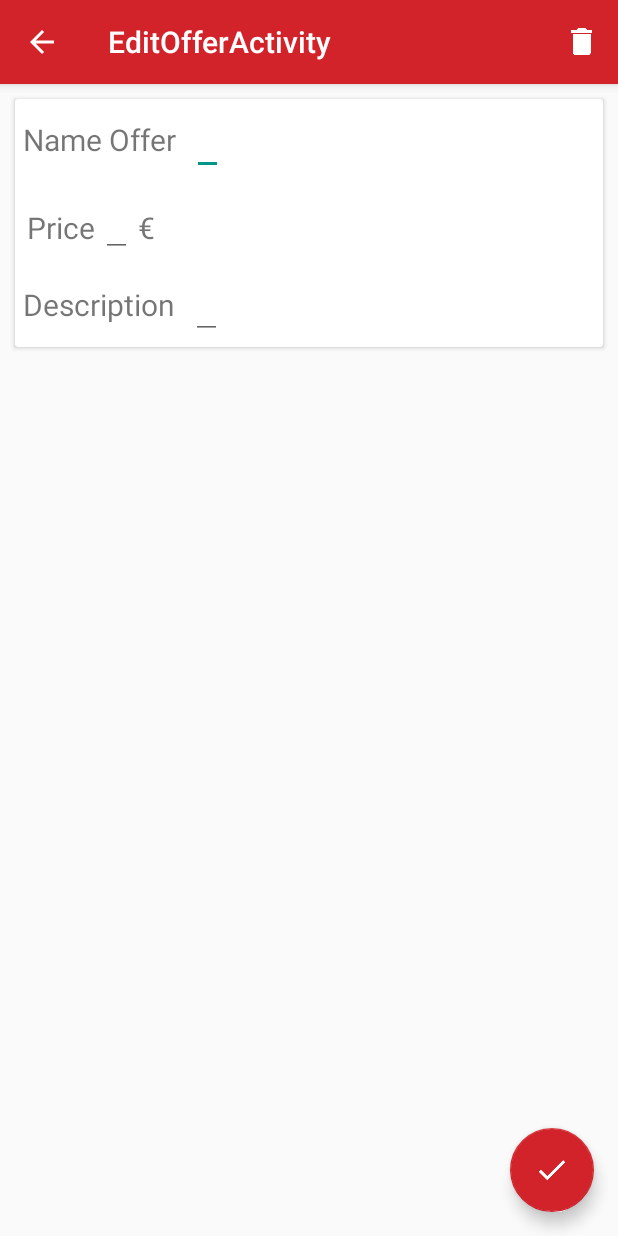
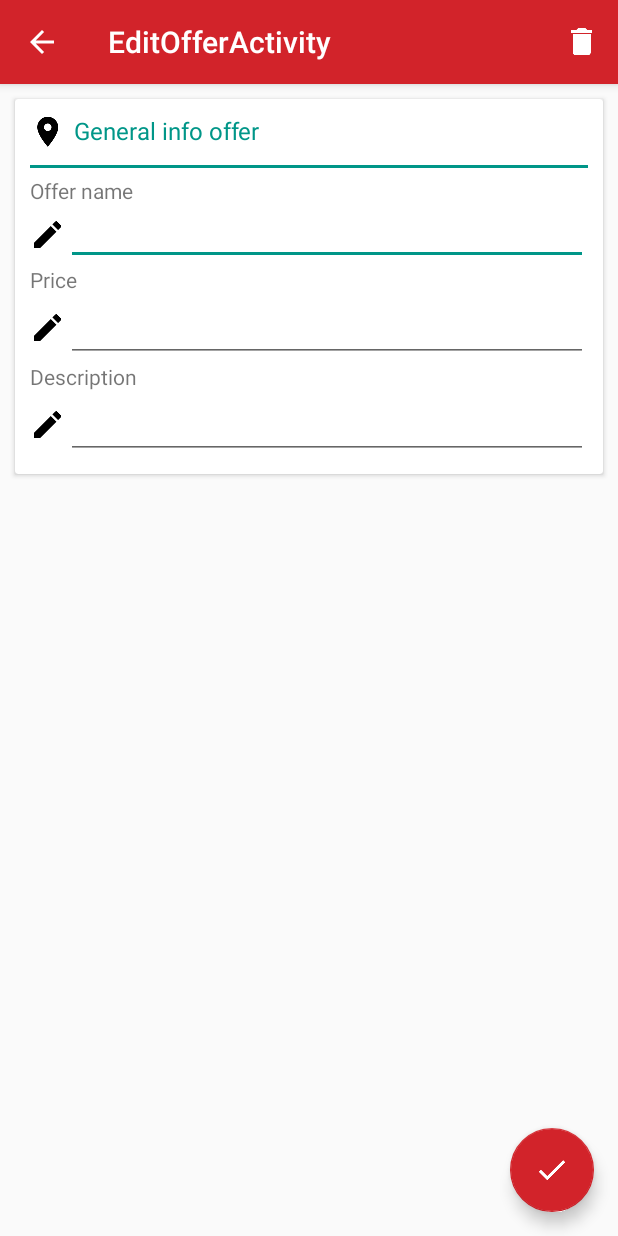
Before and after one commit to Ricoblack/Lab4, an Android app: the EditOfferActivity screen opened directly, with no data from a screen before it, on a phone screen of 412 x 824 dp. Run offline under Robolectric (Android 15) with nearby library versions, the phone set to English and light mode, and no system bars; our stand-ins replace Firebase (no records; nobody signed in at launch, a user with empty details on screens opened directly).

Commit message:
edit offer figa

```diff
--- a/app/src/main/res/layout/edit_offer_activity.xml
+++ b/app/src/main/res/layout/edit_offer_activity.xml
@@ -28,12 +28,14 @@
 
         </android.support.design.widget.AppBarLayout>
 
+
         <android.support.v7.widget.CardView
             xmlns:android="http://schemas.android.com/apk/res/android"
             xmlns:card_view = "http://schemas.android.com/apk/res-auto"
-            android:id="@+id/dailyOfferGeneralInfo"
+            android:id="@+id/restaurantGeneralInfo"
             android:layout_width="match_parent"
             android:layout_height="wrap_content"
+            android:orientation = "horizontal"
             card_view:cardCornerRadius="2dp"
             android:layout_margin="10dp"
             >
@@ -41,95 +43,113 @@
             <LinearLayout
                 android:layout_width="match_parent"
                 android:layout_height="wrap_content"
-                android:orientation="vertical">
+                android:orientation="vertical"
+                android:padding="10dp"
+                >
+
+                <TextView
+                    android:layout_width="match_parent"
+                    android:layout_height="wrap_content"
+                    android:text="@string/general_info_offer"
+                    android:textSize="16sp"
+                    android:drawablePadding="5dp"
+                    android:textColor="@color/colorAccent"
+                    android:paddingBottom="10dp"
+                    android:drawableStart="@drawable/ic_room_black_24dp"
+                    android:drawableLeft="@drawable/ic_room_black_24dp"/>
+
+                <View
+                    android:layout_width="match_parent"
+                    android:layout_height="2dp"
+                    android:background="@color/colorAccent"/>
+
+                <TextView
+                    android:layout_width="match_parent"
+                    android:layout_height="wrap_content"
+                    android:text="@string/offer_name"
+                    android:textSize="14sp"
+                    android:layout_marginTop="5dp"/>
 
                 <LinearLayout
                     android:layout_width="match_parent"
                     android:layout_height="wrap_content"
                     android:orientation="horizontal">
 
-                    <TextView
-                        android:id="@+id/daily_text_name_offer"
+                    <ImageView
                         android:layout_width="wrap_content"
-                        android:layout_height="wrap_content"
-                        android:textSize="20sp"
-                        android:text="@string/name_dailyoffer_edit"
-                        android:layout_margin="5dp"/>
+                        android:layout_height="match_parent"
+                        android:src="@drawable/ic_mode_edit_black_24dp"/>
 
                     <EditText
                         android:id="@+id/daily_offer_name"
                         android:textColorHint="@color/colorAccent"
-                        android:layout_margin="5dp"
+                        android:layout_width="match_parent"
+                        android:layout_height="wrap_content"
+                        android:inputType="text"
+                        android:textSize="14sp"
+                        />
+
+                    <EditText
+                        android:id="@+id/restaurateur_profile_editName"
+                        android:layout_width="match_parent"
+                        android:layout_height="wrap_content"
+                        android:inputType="text"
+                        android:textSize="14sp"/>
+                </LinearLayout>
+
+
+                <TextView
+                    android:layout_width="match_parent"
+                    android:layout_height="wrap_content"
+                    android:text="@string/price"
+                    android:textSize="14sp"/>
+
+                <LinearLayout
+                    android:layout_width="match_parent"
+                    android:layout_height="wrap_content"
+                    android:orientation="horizontal">
+
+                    <ImageView
                         android:layout_width="wrap_content"
-                        android:layout_height="wrap_content"
-                        android:layout_toRightOf="@id/daily_text_name_offer"
-                        />
+                        android:layout_height="match_parent"
+                        android:src="@drawable/ic_mode_edit_black_24dp"/>
+
+                    <EditText
+                        android:id="@+id/daily_offer_price"
+                        android:layout_width="match_parent"
+                        android:inputType="numberDecimal"
+                        android:layout_height="wrap_content" />
 
                 </LinearLayout>
 
 
 
-                <LinearLayout
-                    android:id="@+id/daily_offer_total_price_layout"
+                <TextView
                     android:layout_width="match_parent"
                     android:layout_height="wrap_content"
-                    android:orientation="horizontal"
-                    android:padding="4dp"
-                    >
-
-                    <TextView
-                        android:id="@+id/price_text"
-                        android:text="@string/price"
-                        android:layout_width="wrap_content"
-                        android:layout_height="wrap_content"
-                        android:layout_margin="4dp"
-                        android:textSize="20sp"
-                        />
-
-                    <EditText
-                        android:id="@+id/daily_offer_price"
-                        android:layout_width="wrap_content"
-                        android:inputType="numberDecimal"
-                        android:layout_height="wrap_content" />
-
-                    <TextView
-                        android:text="€"
-                        android:layout_margin="4dp"
-                        android:textSize="20sp"
-                        android:layout_width="wrap_content"
-                        android:layout_height="wrap_content" />
-
-                </LinearLayout>
-
-            <RelativeLayout
+                    android:text="@string/description_daily_offer"
+                    android:textSize="14sp"/>
+            <LinearLayout
                 android:layout_width="match_parent"
                 android:layout_height="wrap_content"
-                >
+                android:orientation="horizontal">
 
-                <TextView
-                    android:id="@+id/description_daily_offer_text"
+                <ImageView
                     android:layout_width="wrap_content"
-                    android:layout_height="wrap_content"
-                    android:textSize="20sp"
-                    android:text="@string/description_daily_offer"
-                    android:layout_margin="5dp"
-                    android:layout_centerVertical="true"/>
+                    android:layout_height="match_parent"
+                    android:src="@drawable/ic_mode_edit_black_24dp"/>
 
                 <EditText
                     android:id="@+id/daily_offer_description_text"
-                    android:textColorHint="@color/colorAccent"
-                    android:inputType="textMultiLine"
-                    android:layout_margin="5dp"
-                    android:layout_width="wrap_content"
-                    android:layout_height="wrap_content"
-                    android:layout_toRightOf="@id/description_daily_offer_text"
-                    />
-
-               </RelativeLayout>
+                    android:layout_width="match_parent"
+                    android:inputType="text"
+                    android:layout_height="wrap_content" />
 
             </LinearLayout>
 
+            </LinearLayout>
         </android.support.v7.widget.CardView>
+
 
         <ListView
             android:layout_width="match_parent"
--- a/app/src/main/res/values/strings.xml
+++ b/app/src/main/res/values/strings.xml
@@ -296,4 +296,5 @@
     <string name="description_daily_offer">Description</string>
     <string name="title_activity_notifications">NotificationsActivity</string>
     <string name="no_notifications_to_read">No notifications to read</string>
+    <string name="general_info_offer">General info offer</string>
 </resources>
```
